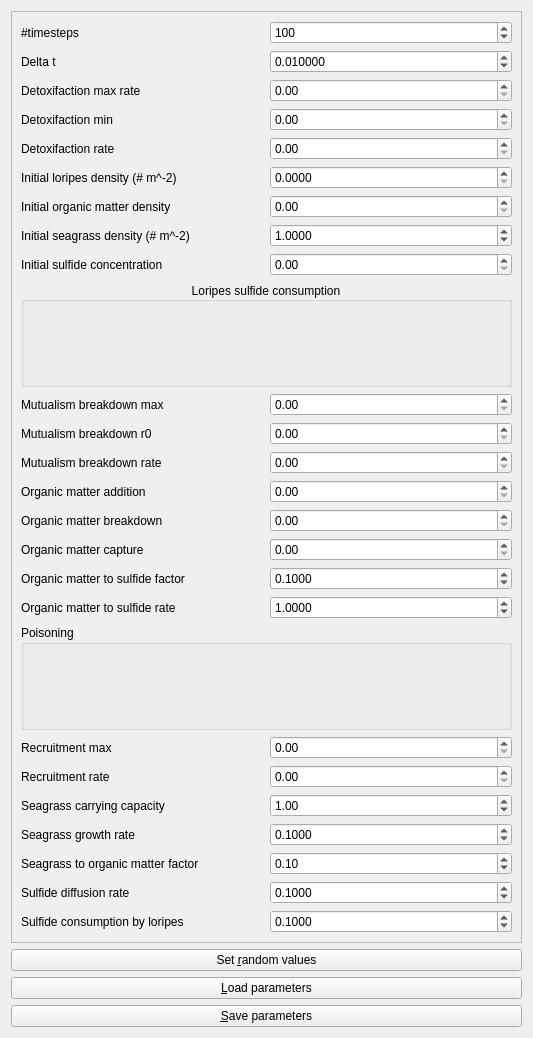
Qt form Tools/ToolMutualismBreakdowner/qtmutualismbreakdownerparameterswidget.ui (richelbilderbeek/ProjectRichelBilderbeek) before a commit.
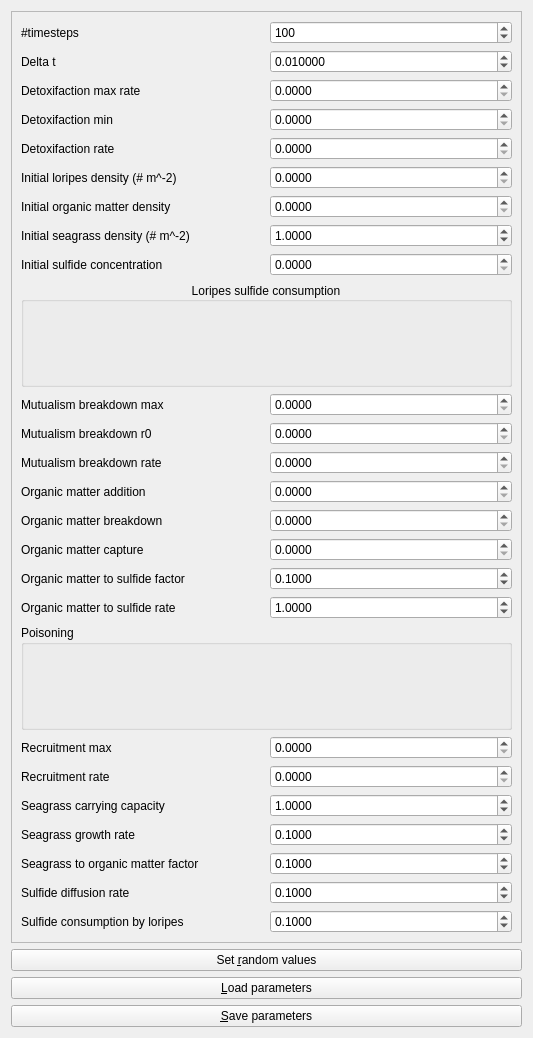
The same form after that commit.

Commit message: Fixed bug: set Loripes to logistic growth

Diff of the .ui file:
```diff
--- a/Tools/ToolMutualismBreakdowner/qtmutualismbreakdownerparameterswidget.ui
+++ b/Tools/ToolMutualismBreakdowner/qtmutualismbreakdownerparameterswidget.ui
@@ -57,6 +57,9 @@
        </item>
        <item row="7" column="1">
         <widget class="QDoubleSpinBox" name="box_initial_organic_matter_density">
+         <property name="decimals">
+          <number>4</number>
+         </property>
          <property name="maximum">
           <double>10000000.000000000000000</double>
          </property>
@@ -144,10 +147,17 @@
         </widget>
        </item>
        <item row="5" column="1">
-        <widget class="QDoubleSpinBox" name="box_detoxification_rate"/>
+        <widget class="QDoubleSpinBox" name="box_detoxification_rate">
+         <property name="decimals">
+          <number>4</number>
+         </property>
+        </widget>
        </item>
        <item row="9" column="1">
         <widget class="QDoubleSpinBox" name="box_initial_sulfide_concentration">
+         <property name="decimals">
+          <number>4</number>
+         </property>
          <property name="maximum">
           <double>1000000.000000000000000</double>
          </property>
@@ -191,7 +201,11 @@
         </widget>
        </item>
        <item row="20" column="1">
-        <widget class="QDoubleSpinBox" name="box_recruitment_max"/>
+        <widget class="QDoubleSpinBox" name="box_recruitment_max">
+         <property name="decimals">
+          <number>4</number>
+         </property>
+        </widget>
        </item>
        <item row="23" column="0">
         <widget class="QLabel" name="label_seagrass_growth_rate">
@@ -208,7 +222,11 @@
         </widget>
        </item>
        <item row="21" column="1">
-        <widget class="QDoubleSpinBox" name="box_recruitment_rate"/>
+        <widget class="QDoubleSpinBox" name="box_recruitment_rate">
+         <property name="decimals">
+          <number>4</number>
+         </property>
+        </widget>
        </item>
        <item row="18" column="0">
         <widget class="QLabel" name="label_organic_matter_to_sulfide_rate">
@@ -218,16 +236,32 @@
         </widget>
        </item>
        <item row="14" column="1">
-        <widget class="QDoubleSpinBox" name="box_organic_matter_addition"/>
+        <widget class="QDoubleSpinBox" name="box_organic_matter_addition">
+         <property name="decimals">
+          <number>4</number>
+         </property>
+        </widget>
        </item>
        <item row="2" column="1">
-        <widget class="QDoubleSpinBox" name="box_detoxification_max_rate"/>
+        <widget class="QDoubleSpinBox" name="box_detoxification_max_rate">
+         <property name="decimals">
+          <number>4</number>
+         </property>
+        </widget>
        </item>
        <item row="15" column="1">
-        <widget class="QDoubleSpinBox" name="box_organic_matter_breakdown"/>
+        <widget class="QDoubleSpinBox" name="box_organic_matter_breakdown">
+         <property name="decimals">
+          <number>4</number>
+         </property>
+        </widget>
        </item>
        <item row="13" column="1">
-        <widget class="QDoubleSpinBox" name="box_mutualism_breakdown_rate"/>
+        <widget class="QDoubleSpinBox" name="box_mutualism_breakdown_rate">
+         <property name="decimals">
+          <number>4</number>
+         </property>
+        </widget>
        </item>
        <item row="19" column="0" colspan="2">
         <widget class="QGroupBox" name="box_poisoning">
@@ -245,7 +279,11 @@
         </widget>
        </item>
        <item row="4" column="1">
-        <widget class="QDoubleSpinBox" name="box_detoxification_min"/>
+        <widget class="QDoubleSpinBox" name="box_detoxification_min">
+         <property name="decimals">
+          <number>4</number>
+         </property>
+        </widget>
        </item>
        <item row="17" column="1">
         <widget class="QDoubleSpinBox" name="box_organic_matter_to_sulfide_factor">
@@ -268,7 +306,11 @@
         </widget>
        </item>
        <item row="12" column="1">
-        <widget class="QDoubleSpinBox" name="box_mutualism_breakdown_r0"/>
+        <widget class="QDoubleSpinBox" name="box_mutualism_breakdown_r0">
+         <property name="decimals">
+          <number>4</number>
+         </property>
+        </widget>
        </item>
        <item row="20" column="0">
         <widget class="QLabel" name="label_recruitment_max">
@@ -278,7 +320,11 @@
         </widget>
        </item>
        <item row="16" column="1">
-        <widget class="QDoubleSpinBox" name="box_organic_matter_capture"/>
+        <widget class="QDoubleSpinBox" name="box_organic_matter_capture">
+         <property name="decimals">
+          <number>4</number>
+         </property>
+        </widget>
        </item>
        <item row="17" column="0">
         <widget class="QLabel" name="label_organic_matter_to_sulfide_factor">
@@ -332,6 +378,9 @@
        </item>
        <item row="22" column="1">
         <widget class="QDoubleSpinBox" name="box_seagrass_carrying_capacity">
+         <property name="decimals">
+          <number>4</number>
+         </property>
          <property name="maximum">
           <double>1000000.000000000000000</double>
          </property>
@@ -355,7 +404,11 @@
         </widget>
        </item>
        <item row="11" column="1">
-        <widget class="QDoubleSpinBox" name="box_mutualism_breakdown_max"/>
+        <widget class="QDoubleSpinBox" name="box_mutualism_breakdown_max">
+         <property name="decimals">
+          <number>4</number>
+         </property>
+        </widget>
        </item>
        <item row="12" column="0">
         <widget class="QLabel" name="label_mutualism_breakdown_r0">
@@ -383,6 +436,9 @@
        </item>
        <item row="24" column="1">
         <widget class="QDoubleSpinBox" name="box_seagrass_to_organic_matter_factor">
+         <property name="decimals">
+          <number>4</number>
+         </property>
          <property name="value">
           <double>0.100000000000000</double>
          </property>
```
The commit also changes 1 other file.
